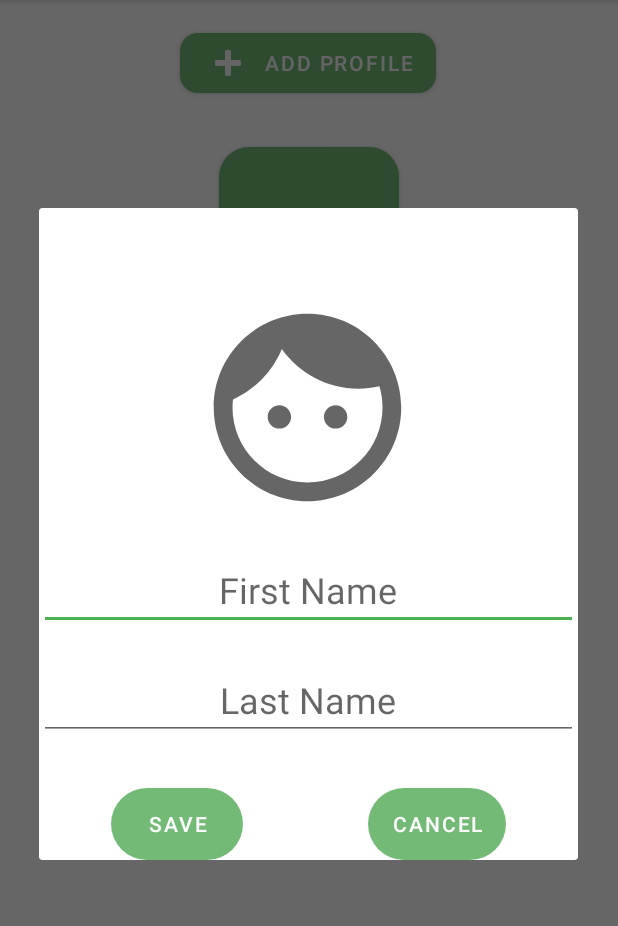
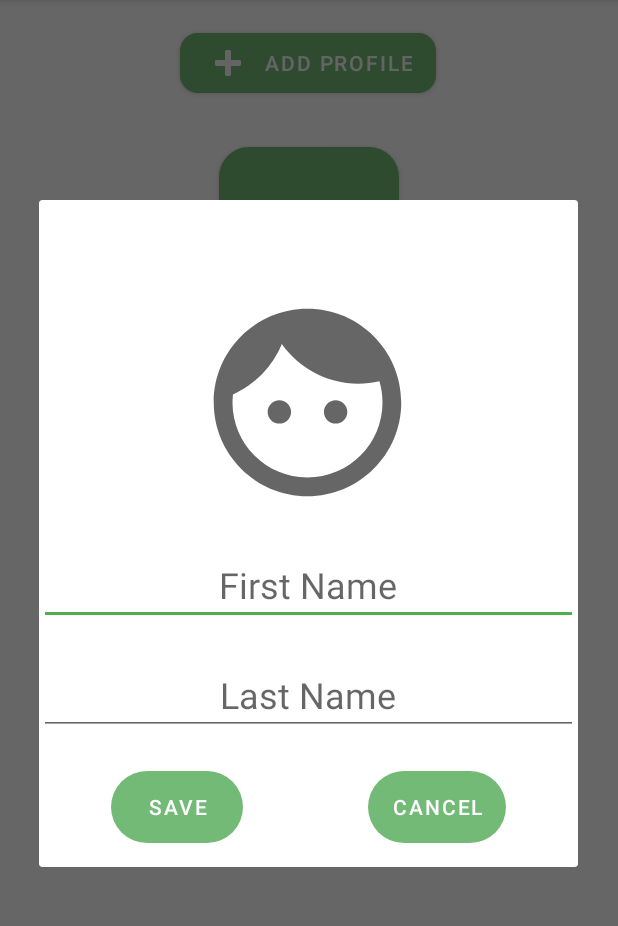
Before and after one commit to gavinrcodenext/MyDomilyApp, an Android app: the ProfilePageActivity screen opened directly, with no data from a screen before it, after a tap on "ADD PROFILE", on a phone screen of 412 x 824 dp, the part 84-1010 px from its top. Run offline under Robolectric (Android 15) with nearby library versions, the phone set to English and light mode, and no system bars.

Commit message:
Fixed popup buttons.

```diff
--- a/app/src/main/res/layout/popup.xml
+++ b/app/src/main/res/layout/popup.xml
@@ -36,25 +36,27 @@
         android:layout_width="match_parent"
         android:layout_height="wrap_content"
         android:layout_marginTop="20dp"
+        android:gravity="center_horizontal"
+        android:hint="Last Name"
+        android:textAlignment="center"
         android:textSize="24sp"
         app:layout_constraintEnd_toEndOf="parent"
         app:layout_constraintHorizontal_bias="1.0"
         app:layout_constraintStart_toStartOf="parent"
-        app:layout_constraintTop_toBottomOf="@+id/newprofilepopup_firstname"
-        android:hint="Last Name"
-        android:textAlignment="center"
-        android:gravity="center_horizontal" />
+        app:layout_constraintTop_toBottomOf="@+id/newprofilepopup_firstname" />
 
     <Button
         android:id="@+id/cancelButton"
         android:layout_width="wrap_content"
         android:layout_height="wrap_content"
-        android:layout_marginTop="32dp"
+        android:layout_marginTop="24dp"
         android:layout_marginEnd="48dp"
         android:layout_marginRight="48dp"
+        android:layout_marginBottom="16dp"
         android:background="@drawable/custom_button"
         android:text="Cancel"
         app:backgroundTint="#74BA77"
+        app:layout_constraintBottom_toBottomOf="parent"
         app:layout_constraintEnd_toEndOf="parent"
         app:layout_constraintTop_toBottomOf="@+id/newprofilepopup_lastname" />
 
@@ -64,10 +66,12 @@
         android:layout_height="wrap_content"
         android:layout_marginStart="48dp"
         android:layout_marginLeft="48dp"
-        android:layout_marginTop="32dp"
+        android:layout_marginTop="24dp"
+        android:layout_marginBottom="16dp"
         android:background="@drawable/custom_button"
         android:text="Save"
         app:backgroundTint="#74BA77"
+        app:layout_constraintBottom_toBottomOf="parent"
         app:layout_constraintStart_toStartOf="parent"
         app:layout_constraintTop_toBottomOf="@+id/newprofilepopup_lastname" />
 
```
